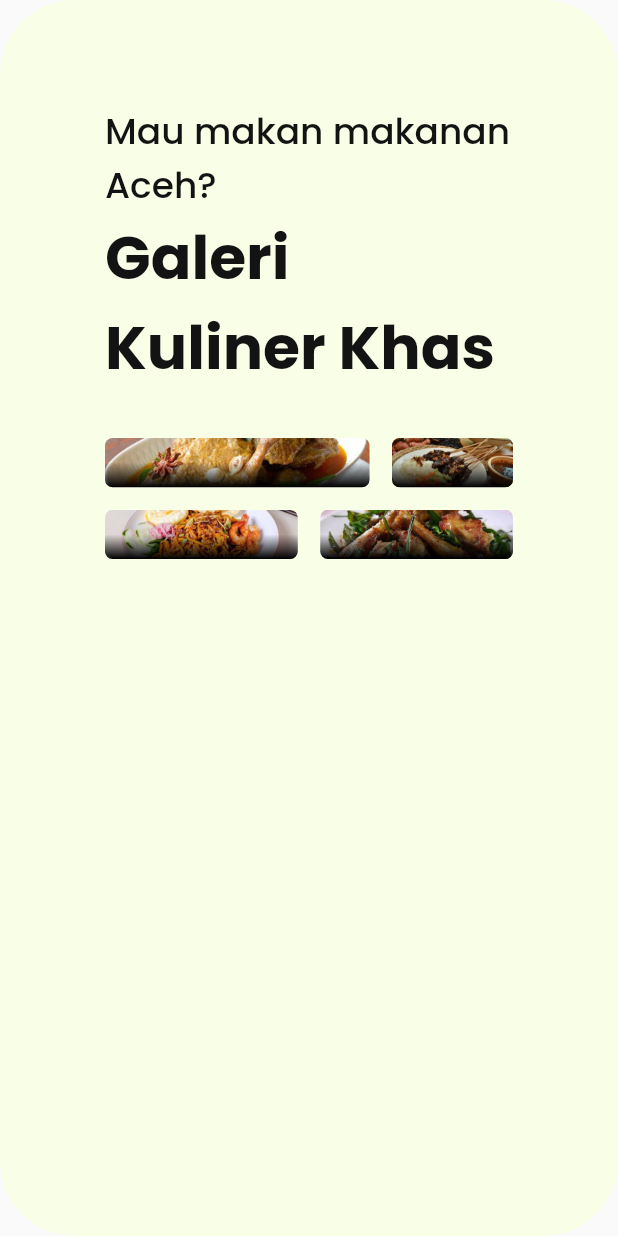
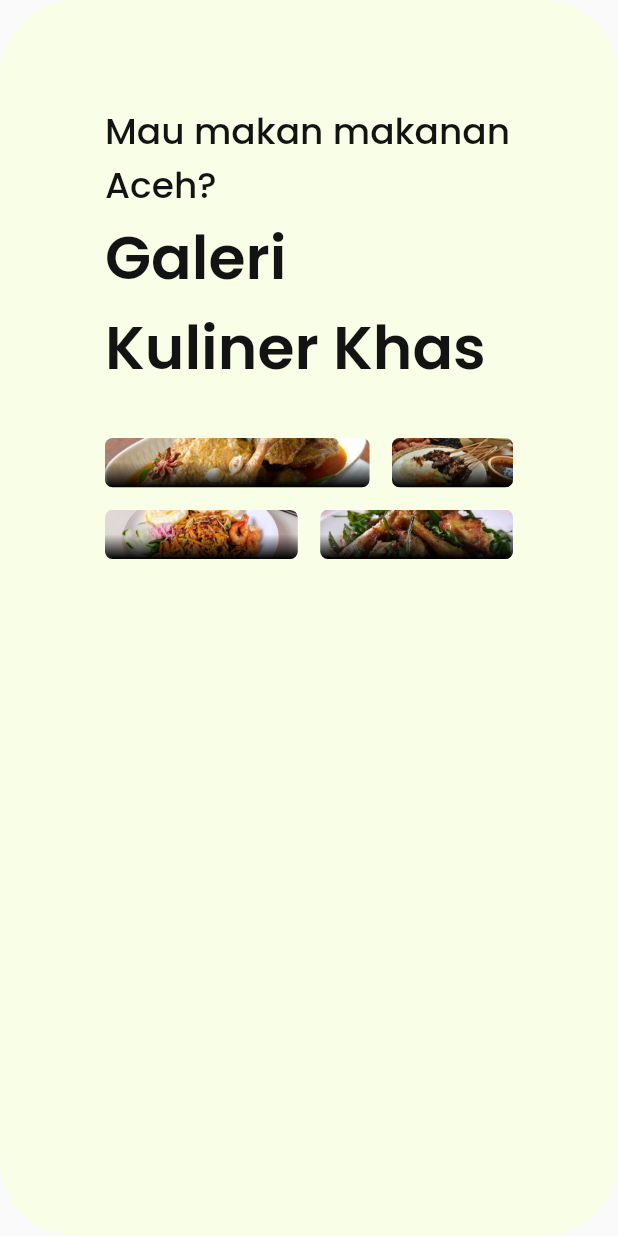
Before and after one commit to Fadzaa/flutter-pancasila-aceh, a Flutter app: what landingComponentThree() shows on an empty page, opened directly, on a phone screen of 412 x 824 dp. Run offline on Flutter 3.47's test engine with Material 2 defaults, Android fonts, the phone set to English and light mode, and no system bars; our stand-ins replace auto_size_text, flutter_svg, get, google_fonts; missing offline and left inert: dart:js.

Commit message:
fix : [SF] fix minor landing component

```diff
--- a/lib/app/modules/landing_page/components/LandingComponentFour.dart
+++ b/lib/app/modules/landing_page/components/LandingComponentFour.dart
@@ -19,7 +19,7 @@ Widget landingComponentFour({required context}) {
                 ),
                 Text(
                   'Galeri Pemimpin Aceh',
-                  style: tsHe(isBold: true),
+                  style: tsHeading,
                   textAlign: TextAlign.left,
                 ),
                 Row(
--- a/lib/app/modules/landing_page/components/LandingComponentThree.dart
+++ b/lib/app/modules/landing_page/components/LandingComponentThree.dart
@@ -1,6 +1,6 @@
 import 'package:flutter/material.dart';
 import 'package:flutter_staggered_grid_view/flutter_staggered_grid_view.dart';
-import 'package:web_pancasila_aceh/app/modules/landing_page/widgets/staggered_grid_image_kuliner.dart';
+import 'package:web_pancasila_aceh/app/modules/landing_page/widgets/staggered_grid_tile_image_kuliner.dart';
 import 'package:web_pancasila_aceh/helper/themes.dart';
 
 Widget landingComponentThree({required BuildContext context}) {
@@ -17,17 +17,17 @@ Widget landingComponentThree({required BuildContext context}) {
       crossAxisAlignment: CrossAxisAlignment.center,
       children: [
         Text("Mau makan makanan Aceh?", style: tsSubHeading),
-        Text("Galeri Kuliner Khas", style: tsKulinerHeading),
+        Text("Galeri Kuliner Khas", style: tsHeading),
         SizedBox(height: 30),
         StaggeredGrid.count(
           crossAxisCount: 6,
           mainAxisSpacing: 15,
           crossAxisSpacing: 15,
           children: [
-            staggeredGridImageKuliner(assetPath: 'assets/images/kuliner_sie_itik.jpg', crossAxisCellCount: 4, textValue: "Sie Itik"),
-            staggeredGridImageKuliner(assetPath: 'assets/images/kuliner_sate_matang.jpg', crossAxisCellCount: 2, textValue: "Sate Matang"),
-            staggeredGridImageKuliner(assetPath: 'assets/images/kuliner_mie_aceh.jpg', crossAxisCellCount: 3, textValue: "Mie Aceh"),
-            staggeredGridImageKuliner(assetPath: 'assets/images/kuliner_ayam_tangkap.jpg', crossAxisCellCount: 3, textValue: "Ayam Tangkap"),
+            staggeredGridTileImageKuliner(assetPath: 'assets/images/kuliner_sie_itik.jpg', crossAxisCellCount: 4, textValue: "Sie Itik"),
+            staggeredGridTileImageKuliner(assetPath: 'assets/images/kuliner_sate_matang.jpg', crossAxisCellCount: 2, textValue: "Sate Matang"),
+            staggeredGridTileImageKuliner(assetPath: 'assets/images/kuliner_mie_aceh.jpg', crossAxisCellCount: 3, textValue: "Mie Aceh"),
+            staggeredGridTileImageKuliner(assetPath: 'assets/images/kuliner_ayam_tangkap.jpg', crossAxisCellCount: 3, textValue: "Ayam Tangkap"),
           ],
         ),
       ],
--- a/lib/app/modules/landing_page/widgets/staggered_grid_image_kuliner.dart
+++ b/lib/app/modules/landing_page/widgets/staggered_grid_tile_image_kuliner.dart
@@ -2,7 +2,7 @@ import 'package:flutter/material.dart';
 import 'package:flutter_staggered_grid_view/flutter_staggered_grid_view.dart';
 import 'package:web_pancasila_aceh/helper/themes.dart';
 
-Widget staggeredGridImageKuliner({required String assetPath, required int crossAxisCellCount, required String textValue}) {
+Widget staggeredGridTileImageKuliner({required String assetPath, required int crossAxisCellCount, required String textValue}) {
   return StaggeredGridTile.count(
     crossAxisCellCount: crossAxisCellCount,
     mainAxisCellCount: 1,
```
Also changed, not shown: lib/helper/themes.dart (+0 -40 lines).
